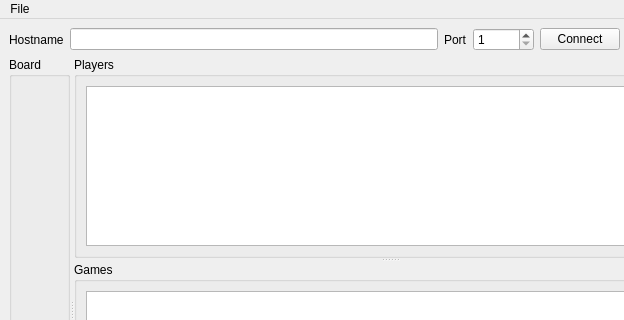
rlepigre/tin171, file gui_client/gui.ui: the form before one commit; both pictures show x 0 to 624 and y 0 to 320 of the 715 by 569 pixel window.
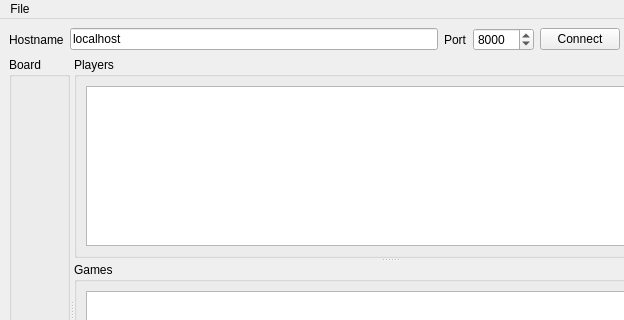
The form after the commit.

What changed in the file:
```diff
--- a/gui_client/gui.ui
+++ b/gui_client/gui.ui
@@ -30,7 +30,11 @@
          </widget>
         </item>
         <item>
-         <widget class="QLineEdit" name="txtHostname"/>
+         <widget class="QLineEdit" name="txtHostname">
+          <property name="text">
+           <string>localhost</string>
+          </property>
+         </widget>
         </item>
        </layout>
       </item>
@@ -54,6 +58,9 @@
           <property name="maximum">
            <number>65536</number>
           </property>
+          <property name="value">
+           <number>8000</number>
+          </property>
          </widget>
         </item>
        </layout>
```
